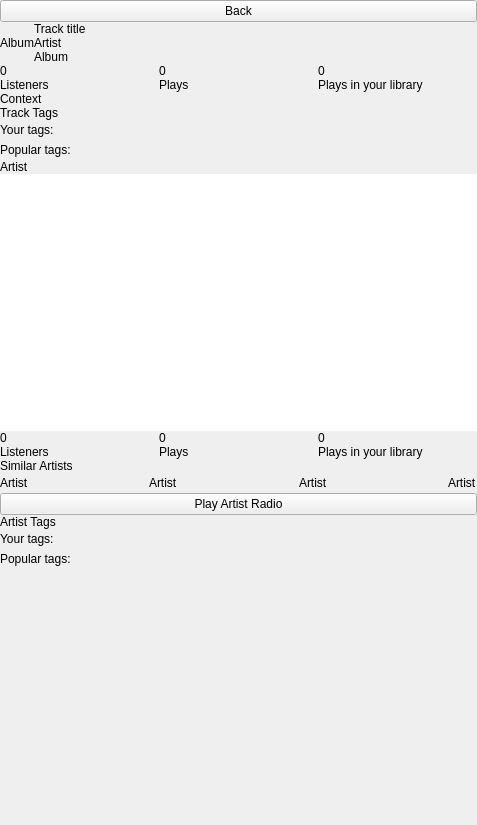
Before: the Qt Designer form app/client/Widgets/MetadataWidget.ui in mutecypher/lastfm-desktop, drawn with Qt 5.
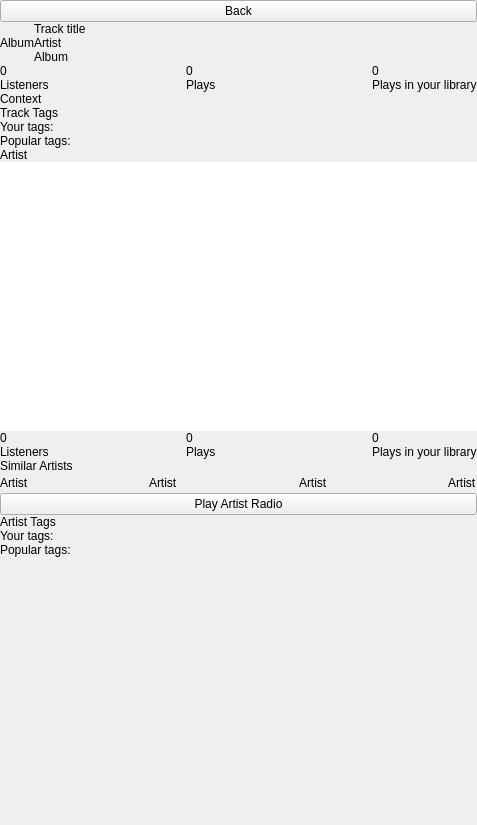
After: the same form once the commit is applied. Custom widgets are drawn as their Qt base class.

Commit message: Changes - Make the radio button on the metadata view look nice. - Use the flow layout for tags, but limit it to one line (this should work better). - Some UI improvements to the metadata widget.

Patch:
```diff
--- a/app/client/Widgets/MetadataWidget.ui
+++ b/app/client/Widgets/MetadataWidget.ui
@@ -210,34 +210,74 @@
                </property>
               </widget>
              </item>
-             <item row="0" column="1">
+             <item row="0" column="3">
               <widget class="QLabel" name="trackPlays">
                <property name="text">
                 <string>0</string>
                </property>
               </widget>
              </item>
-             <item row="0" column="2">
+             <item row="0" column="6">
               <widget class="QLabel" name="trackUserPlays">
                <property name="text">
                 <string>0</string>
                </property>
               </widget>
              </item>
-             <item row="1" column="1">
+             <item row="1" column="3">
               <widget class="QLabel" name="trackPlaysLabel">
                <property name="text">
                 <string>Plays</string>
                </property>
               </widget>
              </item>
-             <item row="1" column="2">
+             <item row="1" column="6">
               <widget class="QLabel" name="trackUserPlaysLabel">
                <property name="text">
                 <string>Plays in your library</string>
                </property>
               </widget>
              </item>
+             <item row="0" column="2" rowspan="2">
+              <widget class="QFrame" name="trackSeperator2">
+               <property name="frameShape">
+                <enum>QFrame::NoFrame</enum>
+               </property>
+               <property name="frameShadow">
+                <enum>QFrame::Raised</enum>
+               </property>
+              </widget>
+             </item>
+             <item row="0" column="1" rowspan="2">
+              <widget class="QFrame" name="trackSeperator1">
+               <property name="frameShape">
+                <enum>QFrame::NoFrame</enum>
+               </property>
+               <property name="frameShadow">
+                <enum>QFrame::Raised</enum>
+               </property>
+              </widget>
+             </item>
+             <item row="0" column="4" rowspan="2">
+              <widget class="QFrame" name="trackSeperator3">
+               <property name="frameShape">
+                <enum>QFrame::NoFrame</enum>
+               </property>
+               <property name="frameShadow">
+                <enum>QFrame::Raised</enum>
+               </property>
+              </widget>
+             </item>
+             <item row="0" column="5" rowspan="2">
+              <widget class="QFrame" name="trackSeperator4">
+               <property name="frameShape">
+                <enum>QFrame::NoFrame</enum>
+               </property>
+               <property name="frameShadow">
+                <enum>QFrame::Raised</enum>
+               </property>
+              </widget>
+             </item>
             </layout>
            </widget>
           </item>
@@ -278,7 +318,7 @@
              </property>
              <item>
               <widget class="QFrame" name="trackYourTagsFrame">
-               <layout class="QHBoxLayout" name="horizontalLayout_3">
+               <layout class="QHBoxLayout" name="horizontalLayout_3" stretch="0,1">
                 <property name="spacing">
                  <number>0</number>
                 </property>
@@ -293,31 +333,14 @@
                  </widget>
                 </item>
                 <item>
-                 <layout class="QHBoxLayout" name="trackYourTagsList">
-                  <property name="spacing">
-                   <number>6</number>
-                  </property>
-                 </layout>
-                </item>
-                <item>
-                 <spacer name="horizontalSpacer">
-                  <property name="orientation">
-                   <enum>Qt::Horizontal</enum>
-                  </property>
-                  <property name="sizeHint" stdset="0">
-                   <size>
-                    <width>0</width>
-                    <height>20</height>
-                   </size>
-                  </property>
-                 </spacer>
+                 <widget class="QFrame" name="trackYourTagsList"/>
                 </item>
                </layout>
               </widget>
              </item>
              <item>
               <widget class="QFrame" name="trackPopTagsFrame">
-               <layout class="QHBoxLayout" name="horizontalLayout_4">
+               <layout class="QHBoxLayout" name="horizontalLayout_4" stretch="0,1">
                 <property name="spacing">
                  <number>0</number>
                 </property>
@@ -332,24 +355,7 @@
                  </widget>
                 </item>
                 <item>
-                 <layout class="QHBoxLayout" name="trackPopTagsList">
-                  <property name="spacing">
-                   <number>6</number>
-                  </property>
-                 </layout>
-                </item>
-                <item>
-                 <spacer name="horizontalSpacer_2">
-                  <property name="orientation">
-                   <enum>Qt::Horizontal</enum>
-                  </property>
-                  <property name="sizeHint" stdset="0">
-                   <size>
-                    <width>0</width>
-                    <height>20</height>
-                   </size>
-                  </property>
-                 </spacer>
+                 <widget class="QFrame" name="trackPopTagsList"/>
                 </item>
                </layout>
               </widget>
@@ -424,34 +430,74 @@
                </property>
               </widget>
              </item>
-             <item row="0" column="1">
+             <item row="0" column="3">
               <widget class="QLabel" name="artistPlays">
                <property name="text">
                 <string>0</string>
                </property>
               </widget>
              </item>
-             <item row="0" column="2">
+             <item row="0" column="6">
               <widget class="QLabel" name="artistUserPlays">
                <property name="text">
                 <string>0</string>
                </property>
               </widget>
              </item>
-             <item row="1" column="1">
+             <item row="1" column="3">
               <widget class="QLabel" name="artistPlaysLabel">
                <property name="text">
                 <string>Plays</string>
                </property>
               </widget>
              </item>
-             <item row="1" column="2">
+             <item row="1" column="6">
               <widget class="QLabel" name="artistUserPlaysLabel">
                <property name="text">
                 <string>Plays in your library</string>
                </property>
               </widget>
              </item>
+             <item row="0" column="2" rowspan="2">
+              <widget class="QFrame" name="artistSeperator2">
+               <property name="frameShape">
+                <enum>QFrame::NoFrame</enum>
+               </property>
+               <property name="frameShadow">
+                <enum>QFrame::Raised</enum>
+               </property>
+              </widget>
+             </item>
+             <item row="0" column="1" rowspan="2">
+              <widget class="QFrame" name="artistSeperator1">
+               <property name="frameShape">
+                <enum>QFrame::NoFrame</enum>
+               </property>
+               <property name="frameShadow">
+                <enum>QFrame::Raised</enum>
+               </property>
+              </widget>
+             </item>
+             <item row="0" column="4" rowspan="2">
+              <widget class="QFrame" name="artistSeperator3">
+               <property name="frameShape">
+                <enum>QFrame::NoFrame</enum>
+               </property>
+               <property name="frameShadow">
+                <enum>QFrame::Raised</enum>
+               </property>
+              </widget>
+             </item>
+             <item row="0" column="5" rowspan="2">
+              <widget class="QFrame" name="artistSeperator4">
+               <property name="frameShape">
+                <enum>QFrame::NoFrame</enum>
+               </property>
+               <property name="frameShadow">
+                <enum>QFrame::Raised</enum>
+               </property>
+              </widget>
+             </item>
             </layout>
            </widget>
           </item>
@@ -584,7 +630,7 @@
                <property name="frameShadow">
                 <enum>QFrame::Raised</enum>
                </property>
-               <layout class="QHBoxLayout" name="horizontalLayout_5">
+               <layout class="QHBoxLayout" name="horizontalLayout_5" stretch="0,1">
                 <property name="spacing">
                  <number>0</number>
                 </property>
@@ -599,24 +645,7 @@
                  </widget>
                 </item>
                 <item>
-                 <layout class="QHBoxLayout" name="artistYourTagsList">
-                  <property name="spacing">
-                   <number>6</number>
-                  </property>
-                 </layout>
-                </item>
-                <item>
-                 <spacer name="horizontalSpacer_3">
-                  <property name="orientation">
-                   <enum>Qt::Horizontal</enum>
-                  </property>
-                  <property name="sizeHint" stdset="0">
-                   <size>
-                    <width>0</width>
-                    <height>20</height>
-                   </size>
-                  </property>
-                 </spacer>
+                 <widget class="QFrame" name="artistYourTagsList"/>
                 </item>
                </layout>
               </widget>
@@ -629,7 +658,7 @@
                <property name="frameShadow">
                 <enum>QFrame::Raised</enum>
                </property>
-               <layout class="QHBoxLayout" name="horizontalLayout_6">
+               <layout class="QHBoxLayout" name="horizontalLayout_6" stretch="0,1">
                 <property name="spacing">
                  <number>0</number>
                 </property>
@@ -644,24 +673,7 @@
                  </widget>
                 </item>
                 <item>
-                 <layout class="QHBoxLayout" name="artistPopTagsList">
-                  <property name="spacing">
-                   <number>6</number>
-                  </property>
-                 </layout>
-                </item>
-                <item>
-                 <spacer name="horizontalSpacer_4">
-                  <property name="orientation">
-                   <enum>Qt::Horizontal</enum>
-                  </property>
-                  <property name="sizeHint" stdset="0">
-                   <size>
-                    <width>0</width>
-                    <height>20</height>
-                   </size>
-                  </property>
-                 </spacer>
+                 <widget class="QFrame" name="artistPopTagsList"/>
                 </item>
                </layout>
               </widget>
```
The commit also changes 6 other files.
